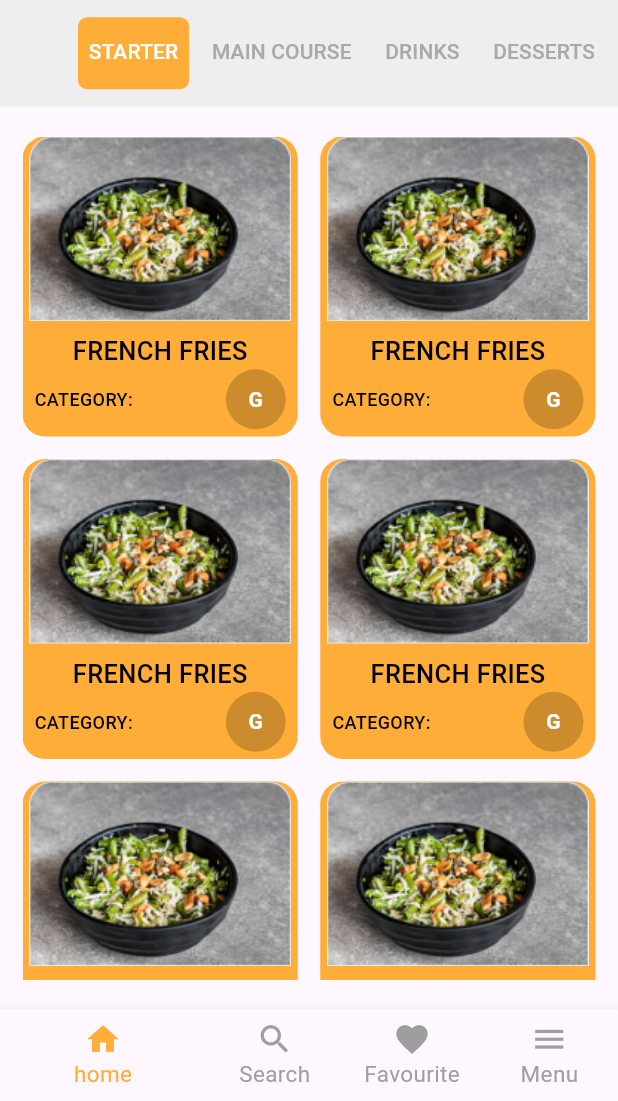
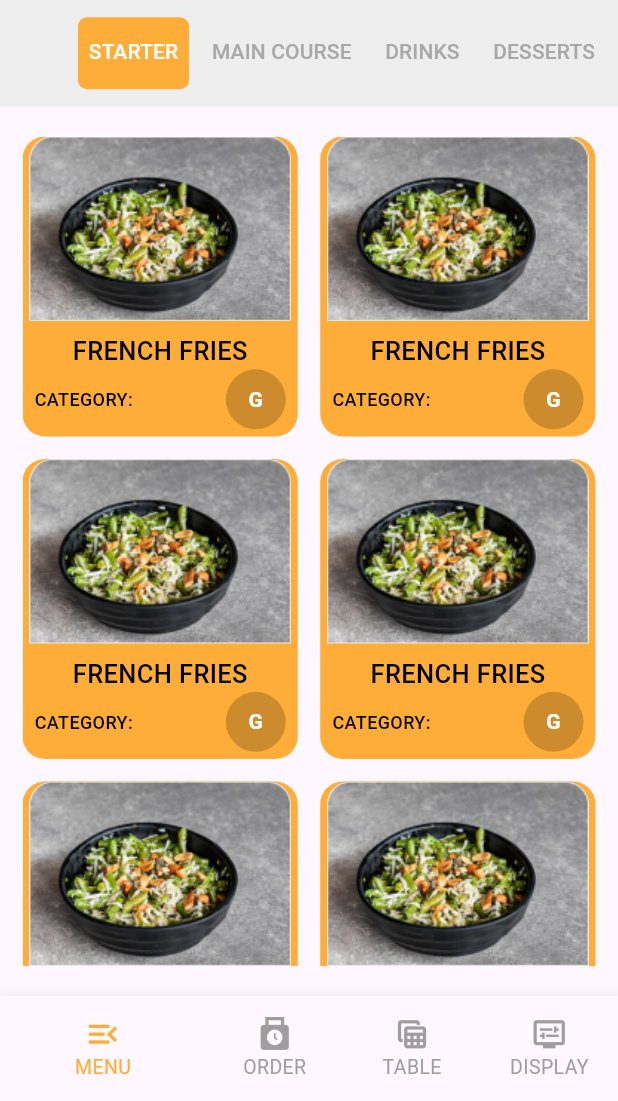
Before and after one commit to sznpok/online_food_app, a Flutter app: the BottomNavBarScreen screen opened directly, on a phone screen of 412 x 824 dp, the part 135-1236 px from its top. Run offline on Flutter 3.47's test engine with Material 3 defaults, Android fonts, the phone set to English and light mode, and no system bars; our stand-ins replace google_fonts; missing offline and left inert: dart:ffi.

Commit message:
app sakyo

```diff
--- a/lib/main.dart
+++ b/lib/main.dart
@@ -7,6 +7,7 @@ import 'presentation/view/auth/sign_up_screen.dart';
 import 'presentation/view/display_screen.dart';
 import 'presentation/view/menu_screen.dart';
 import 'presentation/view/order_screen.dart';
+import 'presentation/view/splash_screen.dart';
 import 'presentation/view/table_screen.dart';
 
 void main() {
@@ -23,7 +24,7 @@ class MyApp extends StatelessWidget {
       debugShowCheckedModeBanner: false,
 
      theme: theme(context),
-      home:  SignUpScreen(),
+      home:  SplashScreen(),
     );
   }
 }
--- a/lib/presentation/view/bottom_nav_bar_screeen.dart
+++ b/lib/presentation/view/bottom_nav_bar_screeen.dart
@@ -67,15 +67,17 @@ class _BottomNavBarScreenState extends State<BottomNavBarScreen> {
         //   children: _buildScreens,
         // ),
 
-        bottomNavigationBar: BottomNavigationBar(
+        bottomNavigationBar: Container(
+          height: 70,
+          child: BottomNavigationBar(
               unselectedLabelStyle:
-                 TextStyle(color: Colors.grey[300], fontSize: 15),
+                   TextStyle(color: Colors.grey[300], fontSize: 13),
               backgroundColor: const Color(0xFFFFFFFF),
               //fixedColor: Color(0xFFFFFFFF),
               unselectedItemColor: Colors.grey[500],
               showUnselectedLabels: true,
               selectedLabelStyle:
-                const TextStyle(color: secondaryColor, fontSize: 15),
+                  const TextStyle(color: Color(0xffA2774C), fontSize: 13),
               selectedItemColor: secondaryColor,
               currentIndex: _selectedIndex,
               onTap: (currentIndex) {
@@ -92,32 +94,33 @@ class _BottomNavBarScreenState extends State<BottomNavBarScreen> {
               items: [
                 BottomNavigationBarItem(
                     icon: Icon(
-                    Icons.home,
+                      Icons.menu_open,
                       size: 25,
                     ),
-                  label: "home"),
+                    label: "MENU"),
                 BottomNavigationBarItem(
                   icon: Icon(
-                  Icons.search,
+                    Icons.punch_clock,
                     size: 25,
                   ),
-                label: "Search",
+                  label: "ORDER",
                 ),
                 BottomNavigationBarItem(
                   icon: Icon(
-                  Icons.favorite,
+                    Icons.table_view,
                     size: 25,
                   ),
-                label: "Favourite",
+                  label: "TABLE",
                 ),
                 BottomNavigationBarItem(
                   icon: Icon(
-                  Icons.menu,
+                    Icons.display_settings,
                     size: 25,
                   ),
-                label: "Menu",
+                  label: "DISPLAY",
                 ),
               ]),
+        ),
       ),
     );
   }
--- a/lib/presentation/view/display_screen.dart
+++ b/lib/presentation/view/display_screen.dart
@@ -46,7 +46,8 @@ class _DisplayScreenState extends State<DisplayScreen> {
         ),
       ),
       SizedBox(width: 20,),
-      Icon(Icons.menu, color: blackColor,size: 35,)
+      Icon(Icons.menu, color: blackColor,size: 35,),
+       SizedBox(width: 10,),
     ],
 
       ),
--- a/lib/presentation/view/menu_screen.dart
+++ b/lib/presentation/view/menu_screen.dart
@@ -94,9 +94,75 @@ class _MenuScreenState extends State<MenuScreen>
                     ),
                                     ),
                   ),
-                Center(child: Text('Content for Tab 2')),
-                Center(child: Text('Content for Tab 3')),
-                Center(child: Text('Content for Tab 4')),
+                  //***2nd**************** */
+                Padding(
+                    padding: const EdgeInsets.symmetric(horizontal: 15, vertical: 20),
+                    child: Container(
+                    height: 350,
+                    child: GridView.builder(
+                      padding: EdgeInsets.all(0),
+                      scrollDirection: Axis.vertical,
+                      gridDelegate: SliverGridDelegateWithFixedCrossAxisCount(
+                          crossAxisCount: 2,
+                          crossAxisSpacing: 15.0,
+                          mainAxisSpacing: 15.0,
+                          mainAxisExtent: 200),
+                      itemCount: 5, // Number of items in the grid
+                      itemBuilder: (context, index) {
+                        return Container(
+                          // width: 220,
+                          child: CustomMenuCard(),
+                        );
+                      },
+                    ),
+                                    ),
+                  ),
+               //*****3rd******************** */
+                Padding(
+                    padding: const EdgeInsets.symmetric(horizontal: 15, vertical: 20),
+                    child: Container(
+                    height: 350,
+                    child: GridView.builder(
+                      padding: EdgeInsets.all(0),
+                      scrollDirection: Axis.vertical,
+                      gridDelegate: SliverGridDelegateWithFixedCrossAxisCount(
+                          crossAxisCount: 2,
+                          crossAxisSpacing: 15.0,
+                          mainAxisSpacing: 15.0,
+                          mainAxisExtent: 200),
+                      itemCount: 3, // Number of items in the grid
+                      itemBuilder: (context, index) {
+                        return Container(
+                          // width: 220,
+                          child: CustomMenuCard(),
+                        );
+                      },
+                    ),
+                                    ),
+                  ),
+                  //**4th****************************** */
+                 Padding(
+                    padding: const EdgeInsets.symmetric(horizontal: 15, vertical: 20),
+                    child: Container(
+                    height: 350,
+                    child: GridView.builder(
+                      padding: EdgeInsets.all(0),
+                      scrollDirection: Axis.vertical,
+                      gridDelegate: SliverGridDelegateWithFixedCrossAxisCount(
+                          crossAxisCount: 2,
+                          crossAxisSpacing: 15.0,
+                          mainAxisSpacing: 15.0,
+                          mainAxisExtent: 200),
+                      itemCount: 2, // Number of items in the grid
+                      itemBuilder: (context, index) {
+                        return Container(
+                          // width: 220,
+                          child: CustomMenuCard(),
+                        );
+                      },
+                    ),
+                                    ),
+                  ),
               ],
             ),
           ),
--- a/lib/presentation/view/order_screen.dart
+++ b/lib/presentation/view/order_screen.dart
@@ -16,6 +16,7 @@ class _OrderScreenState extends State<OrderScreen> {
     return Scaffold(
       backgroundColor: primaryColor,
       appBar: AppBar(
+        backgroundColor: primaryColor,
           toolbarHeight: 90,
     title: Row(
       mainAxisAlignment: MainAxisAlignment.spaceBetween,
--- a/lib/presentation/view/table_screen.dart
+++ b/lib/presentation/view/table_screen.dart
@@ -58,7 +58,8 @@ class _TableScreenState extends State<TableScreen> {
         ),
       ),
       SizedBox(width: 20,),
-      Icon(Icons.menu, color: blackColor,size: 35,)
+      Icon(Icons.menu, color: blackColor,size: 35,),
+      SizedBox(width: 10,),
     ],
 
       ),
```
Also changed, not shown: lib/presentation/view/splash_screen.dart (added, +75 -0 lines), assets/images/foodlogo.jpg (added), 1 other file. Lines whose indentation alone changed are shown as unchanged.
